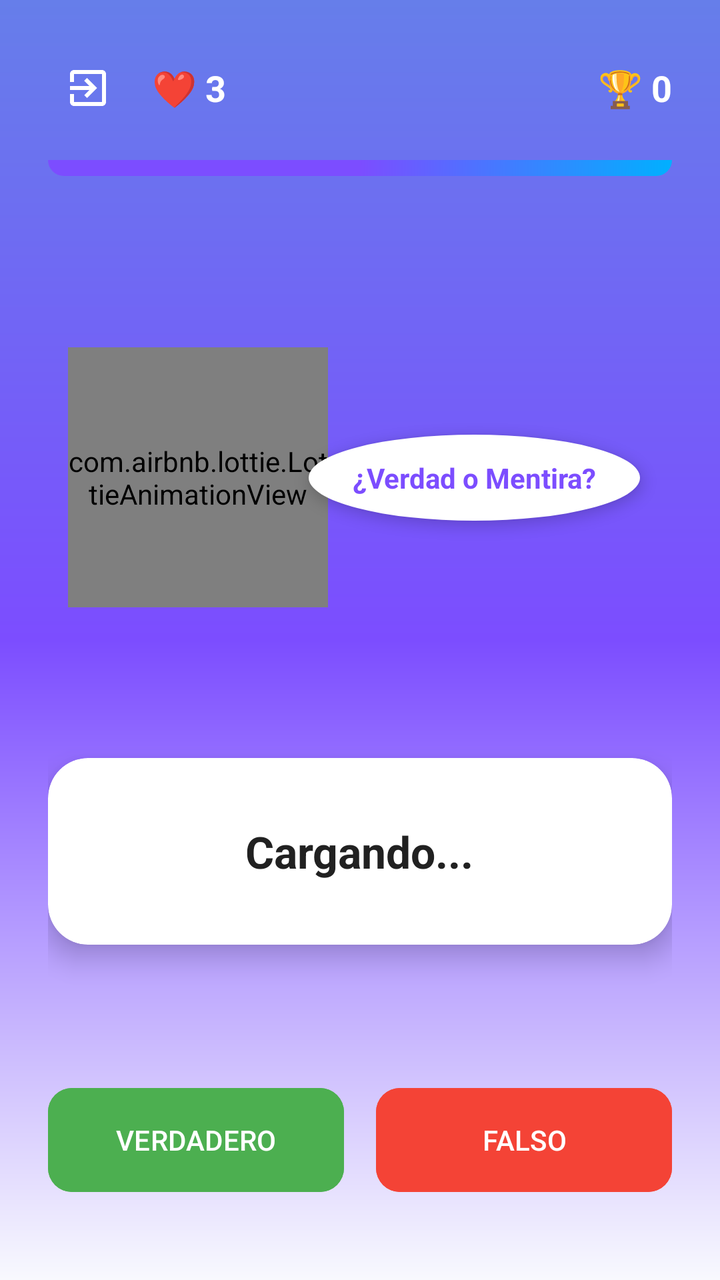
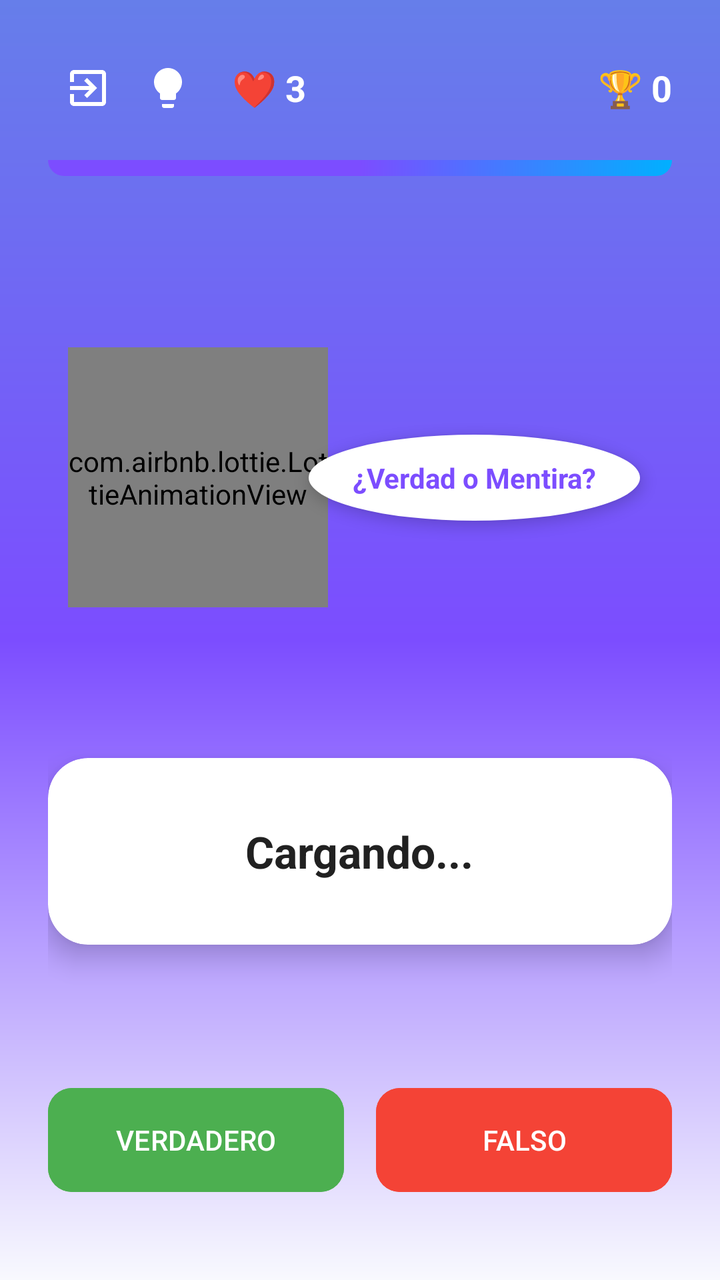

Before-and-after screenshots of an Android layout around one commit, followed by the original layout XML and the change that was made.
<!-- AndroidManifest.xml: activity theme Theme.ReglamentoUpp -->
<!-- res/layout/activity_true_false.xml -->
<?xml version="1.0" encoding="utf-8"?>
<androidx.constraintlayout.widget.ConstraintLayout
    xmlns:android="http://schemas.android.com/apk/res/android"
    xmlns:app="http://schemas.android.com/apk/res-auto"
    xmlns:tools="http://schemas.android.com/tools"
    android:layout_width="match_parent"
    android:layout_height="match_parent"
    android:background="@drawable/game_background"
    android:padding="24dp"
    tools:context=".TrueFalseActivity">

    <LinearLayout
        android:id="@+id/topBar"
        android:layout_width="match_parent"
        android:layout_height="wrap_content"
        android:orientation="horizontal"
        android:gravity="center_vertical"
        app:layout_constraintTop_toTopOf="parent">

        <ImageButton
            android:id="@+id/btnBack"
            android:layout_width="40dp"
            android:layout_height="40dp"
            android:layout_marginEnd="12dp"
            android:background="?attr/selectableItemBackgroundBorderless"
            android:src="@drawable/ic_logout"
            app:tint="@color/white"
            android:contentDescription="Volver" />

        <TextView
            android:id="@+id/tvLives"
            android:layout_width="wrap_content"
            android:layout_height="wrap_content"
            android:text="❤️ 3"
            android:textColor="@color/white"
            android:textStyle="bold"
            android:textSize="18sp"/>

        <View
            android:layout_width="0dp"
            android:layout_height="0dp"
            android:layout_weight="1"/>

        <TextView
            android:id="@+id/tvScore"
            android:layout_width="wrap_content"
            android:layout_height="wrap_content"
            android:text="🏆 0"
            android:textColor="@color/white"
            android:textStyle="bold"
            android:textSize="18sp"/>
    </LinearLayout>

    <ProgressBar
        android:id="@+id/progressBar"
        style="@style/Widget.AppCompat.ProgressBar.Horizontal"
        android:layout_width="match_parent"
        android:layout_height="8dp"
        android:layout_marginTop="16dp"
        android:progressDrawable="@drawable/gradient_header"
        android:max="10"
        app:layout_constraintTop_toBottomOf="@id/topBar" />

    <androidx.constraintlayout.widget.ConstraintLayout
        android:id="@+id/layoutCharacter"
        android:layout_width="match_parent"
        android:layout_height="140dp"
        app:layout_constraintTop_toBottomOf="@+id/progressBar"
        app:layout_constraintBottom_toTopOf="@+id/cardQuestion"
        android:layout_marginVertical="8dp">

        <com.airbnb.lottie.LottieAnimationView
            android:id="@+id/lottieCharacter"
            android:layout_width="130dp"
            android:layout_height="130dp"
            app:lottie_rawRes="@raw/smilling_cloud"
            app:lottie_autoPlay="true"
            app:lottie_loop="true"
            app:layout_constraintBottom_toBottomOf="parent"
            app:layout_constraintStart_toStartOf="parent"
            android:layout_marginStart="10dp"/>

        <TextView
            android:id="@+id/tvSpeechBubble"
            android:layout_width="0dp"
            android:layout_height="wrap_content"
            android:background="@drawable/white_circle_bg"
            android:backgroundTint="#FFFFFF"
            android:padding="12dp"
            android:text="¿Verdad o Mentira?"
            android:textColor="@color/upp_primary"
            android:textStyle="bold"
            android:textSize="14sp"
            android:gravity="center"
            android:elevation="4dp"
            app:layout_constraintStart_toEndOf="@id/lottieCharacter"
            app:layout_constraintEnd_toEndOf="parent"
            app:layout_constraintTop_toTopOf="@id/lottieCharacter"
            app:layout_constraintBottom_toBottomOf="@id/lottieCharacter"
            android:layout_marginEnd="16dp"
            android:layout_marginStart="-10dp"/>

    </androidx.constraintlayout.widget.ConstraintLayout>

    <androidx.cardview.widget.CardView
        android:id="@+id/cardQuestion"
        android:layout_width="match_parent"
        android:layout_height="wrap_content"
        app:cardCornerRadius="20dp"
        app:cardElevation="8dp"
        app:cardBackgroundColor="@color/white"
        app:layout_constraintTop_toBottomOf="@id/layoutCharacter"
        app:layout_constraintBottom_toTopOf="@id/layoutButtons">

        <LinearLayout
            android:layout_width="match_parent"
            android:layout_height="wrap_content"
            android:orientation="vertical"
            android:padding="32dp"
            android:gravity="center">

            <TextView
                android:id="@+id/tvQuestion"
                android:layout_width="wrap_content"
                android:layout_height="wrap_content"
                android:text="Cargando..."
                android:textSize="22sp"
                android:textColor="#212121"
                android:textAlignment="center"
                android:textStyle="bold"/>
        </LinearLayout>
    </androidx.cardview.widget.CardView>

    <LinearLayout
        android:id="@+id/layoutButtons"
        android:layout_width="match_parent"
        android:layout_height="wrap_content"
        android:orientation="horizontal"
        android:weightSum="2"
        android:layout_marginTop="24dp"
        android:layout_marginBottom="16dp"
        app:layout_constraintBottom_toBottomOf="parent">

        <com.google.android.material.button.MaterialButton
            android:id="@+id/btnTrue"
            android:layout_width="0dp"
            android:layout_height="60dp"
            android:layout_weight="1"
            android:text="VERDADERO"
            android:backgroundTint="#4CAF50"
            app:cornerRadius="12dp"
            android:layout_marginEnd="8dp"/>

        <com.google.android.material.button.MaterialButton
            android:id="@+id/btnFalse"
            android:layout_width="0dp"
            android:layout_height="60dp"
            android:layout_weight="1"
            android:text="FALSO"
            android:backgroundTint="#F44336"
            app:cornerRadius="12dp"
            android:layout_marginStart="8dp"/>
    </LinearLayout>

</androidx.constraintlayout.widget.ConstraintLayout>
<!-- resources referenced by this layout -->
<resources>
  <color name="upp_primary">#7C4DFF</color>
  <color name="white">#FFFFFF</color>
  <!-- drawable game_background (drawable) -->
  <?xml version="1.0" encoding="utf-8"?>
  <shape xmlns:android="http://schemas.android.com/apk/res/android">
      <gradient
          android:angle="270"
          android:startColor="@color/gradient_start"
          android:centerColor="@color/upp_primary"
          android:endColor="@color/app_bg"
          android:endY="0.7"
          android:type="linear" />
  </shape>
  <!-- drawable gradient_header (drawable) -->
  <?xml version="1.0" encoding="utf-8"?>
  <shape xmlns:android="http://schemas.android.com/apk/res/android">
      <gradient
          android:angle="315"
          android:startColor="@color/upp_primary"
          android:centerColor="#7C4DFF"
          android:endColor="#00B0FF"
          android:type="linear" />
      <corners android:bottomLeftRadius="32dp" android:bottomRightRadius="32dp"/>
  </shape>
  <!-- drawable ic_logout (drawable) -->
  <vector xmlns:android="http://schemas.android.com/apk/res/android"
      android:width="24dp"
      android:height="24dp"
      android:viewportWidth="24"
      android:viewportHeight="24"
      android:tint="#FFFFFF">
      <path
          android:fillColor="@android:color/white"
          android:pathData="M10.09,15.59L11.5,17l5,-5 -5,-5 -1.41,1.41L12.67,11H3v2h9.67l-2.58,2.59zM19,3H5c-1.11,0 -2,0.9 -2,2v4h2V5h14v14H5v-4H3v4c0,1.1 0.89,2 2,2h14c1.1,0 2,-0.9 2,-2V5c0,-1.1 -0.9,-2 -2,-2z"/>
  </vector>
  <!-- drawable white_circle_bg (drawable) -->
  <?xml version="1.0" encoding="utf-8"?>
  <shape xmlns:android="http://schemas.android.com/apk/res/android" android:shape="oval">
      <solid android:color="@color/white"/>
  </shape>
  <style name="Theme.ReglamentoUpp" parent="Base.Theme.ReglamentoUpp" />
  <color name="gradient_start">@color/gradient_purple_start</color>
  <color name="app_bg">#F8F9FE</color>
  <style name="Base.Theme.ReglamentoUpp" parent="Theme.Material3.DayNight.NoActionBar">
          <item name="colorPrimary">@color/upp_primary</item>
          <item name="colorPrimaryVariant">@color/upp_primary_dark</item>
          <item name="colorOnPrimary">@color/text_light</item>
  
          <item name="colorSecondary">@color/upp_secondary</item>
          <item name="colorOnSecondary">@color/text_light</item>
  
          <item name="android:statusBarColor">@color/upp_primary_dark</item>
          <item name="android:windowLightStatusBar">false</item>
          <item name="android:colorBackground">@color/app_bg</item>
          <item name="colorSurface">@color/surface_color</item>
  
          <item name="android:colorEdgeEffect">@android:color/white</item>
      </style>
  <color name="gradient_purple_start">#667EEA</color>
  <color name="upp_primary_dark">#651FFF</color>
  <color name="text_light">#FFFFFF</color>
  <color name="upp_secondary">#00E5FF</color>
  <color name="surface_color">#FFFFFF</color>
</resources>

<!-- the commit's change to res/layout/activity_true_false.xml (unified diff, before → after) -->
@@ -21,11 +21,19 @@
             android:id="@+id/btnBack"
             android:layout_width="40dp"
             android:layout_height="40dp"
-            android:layout_marginEnd="12dp"
             android:background="?attr/selectableItemBackgroundBorderless"
             android:src="@drawable/ic_logout"
             app:tint="@color/white"
             android:contentDescription="Volver" />
+
+        <ImageButton
+            android:id="@+id/btnHelpTF"
+            android:layout_width="40dp"
+            android:layout_height="40dp"
+            android:layout_marginEnd="12dp"
+            android:background="?attr/selectableItemBackgroundBorderless"
+            android:src="@drawable/ic_foco"
+            app:tint="@color/white" />
 
         <TextView
             android:id="@+id/tvLives"
<!-- resource entries referenced after the edit -->
@@ -24,6 +24,16 @@
           android:type="linear" />
       <corners android:bottomLeftRadius="32dp" android:bottomRightRadius="32dp"/>
   </shape>
+  <!-- drawable ic_foco (drawable) -->
+  <vector xmlns:android="http://schemas.android.com/apk/res/android"
+      android:width="24dp"
+      android:height="24dp"
+      android:viewportWidth="24"
+      android:viewportHeight="24">
+      <path
+          android:fillColor="#FFFFFF"
+          android:pathData="M9,21c0,0.55 0.45,1 1,1h4c0.55,0 1,-0.45 1,-1v-1H9V21zM12,2C8.14,2 5,5.14 5,9c0,2.38 1.19,4.47 3,5.74V17c0,0.55 0.45,1 1,1h6c0.55,0 1,-0.45 1,-1v-2.26c1.81,-1.27 3,-3.36 3,-5.74C19,5.14 15.86,2 12,2z"/>
+  </vector>
   <!-- drawable ic_logout (drawable) -->
   <vector xmlns:android="http://schemas.android.com/apk/res/android"
       android:width="24dp"
